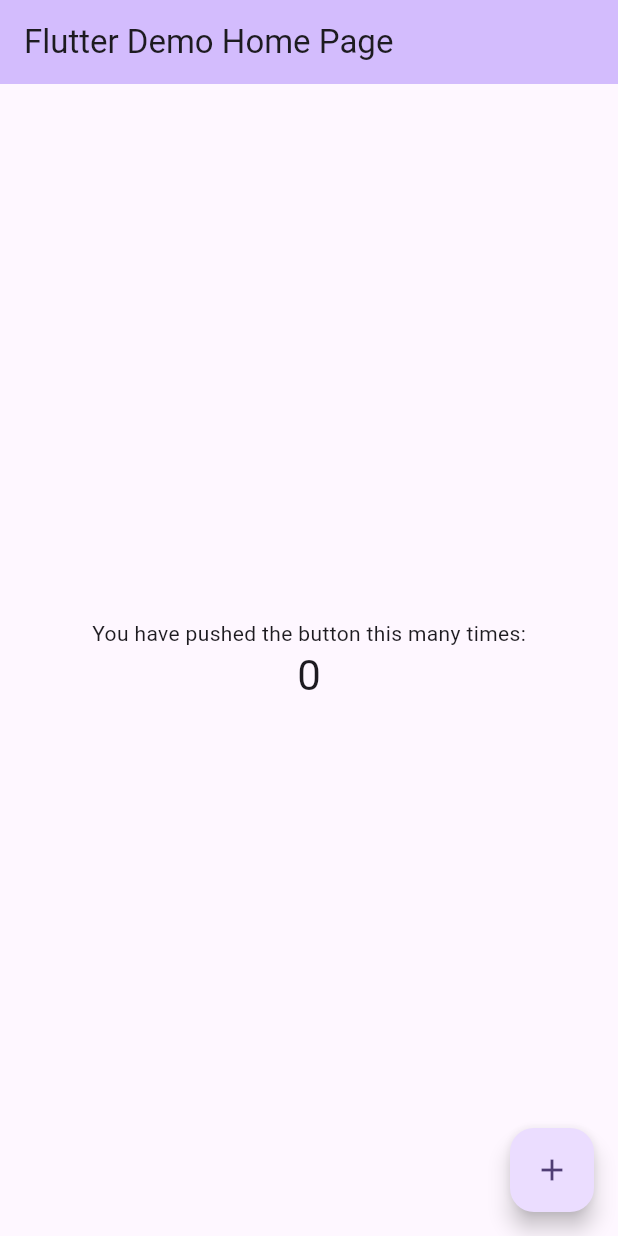
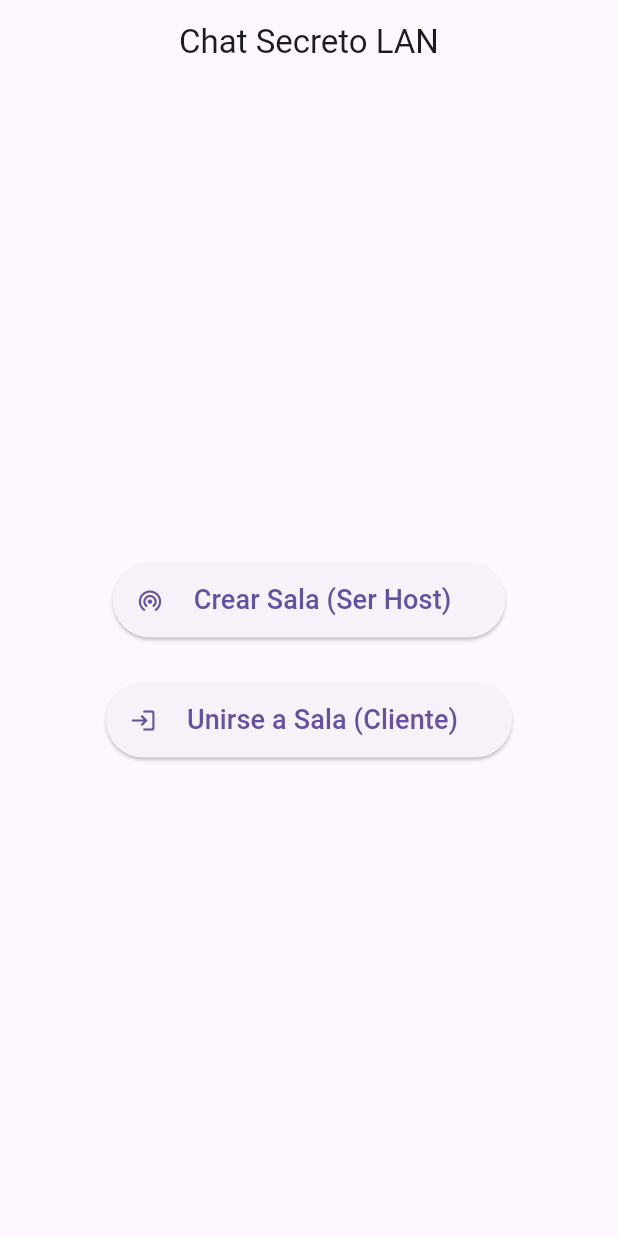
Before and after one commit to SebastianSKS/app-mensaje-bluetooth, a Flutter app: the screen it shows after launch, on a phone screen of 412 x 824 dp. Run offline on Flutter 3.47's test engine with Material 3 defaults, Android fonts, the phone set to English and light mode, and no system bars.

Commit message:
cambios en el main

```diff
--- a/chat_lan/lib/main.dart
+++ b/chat_lan/lib/main.dart
@@ -1,121 +1,201 @@
+import 'dart:io';
 import 'package:flutter/material.dart';
 
 void main() {
-  runApp(const MyApp());
+  runApp(const ChatLanApp());
 }
 
-class MyApp extends StatelessWidget {
-  const MyApp({super.key});
+class ChatLanApp extends StatelessWidget {
+  const ChatLanApp({super.key});
 
-  // This widget is the root of your application.
   @override
   Widget build(BuildContext context) {
     return MaterialApp(
-      title: 'Flutter Demo',
-      theme: ThemeData(
-        // This is the theme of your application.
-        //
-        // TRY THIS: Try running your application with "flutter run". You'll see
-        // the application has a purple toolbar. Then, without quitting the app,
-        // try changing the seedColor in the colorScheme below to Colors.green
-        // and then invoke "hot reload" (save your changes or press the "hot
-        // reload" button in a Flutter-supported IDE, or press "r" if you used
-        // the command line to start the app).
-        //
-        // Notice that the counter didn't reset back to zero; the application
-        // state is not lost during the reload. To reset the state, use hot
-        // restart instead.
-        //
-        // This works for code too, not just values: Most code changes can be
-        // tested with just a hot reload.
-        colorScheme: .fromSeed(seedColor: Colors.deepPurple),
-      ),
-      home: const MyHomePage(title: 'Flutter Demo Home Page'),
+      debugShowCheckedModeBanner: false,
+      title: 'Chat LAN',
+      theme: ThemeData(primarySwatch: Colors.blue),
+      home: const PantallaInicio(),
     );
   }
 }
 
-class MyHomePage extends StatefulWidget {
-  const MyHomePage({super.key, required this.title});
-
-  // This widget is the home page of your application. It is stateful, meaning
-  // that it has a State object (defined below) that contains fields that affect
-  // how it looks.
-
-  // This class is the configuration for the state. It holds the values (in this
-  // case the title) provided by the parent (in this case the App widget) and
-  // used by the build method of the State. Fields in a Widget subclass are
-  // always marked "final".
-
-  final String title;
+class PantallaInicio extends StatelessWidget {
+  const PantallaInicio({super.key});
 
   @override
-  State<MyHomePage> createState() => _MyHomePageState();
+  Widget build(BuildContext context) {
+    return Scaffold(
+      appBar: AppBar(title: const Text('Chat Secreto LAN'), centerTitle: true),
+      body: Center(
+        child: Column(
+          mainAxisAlignment: MainAxisAlignment.center,
+          children: [
+            ElevatedButton.icon(
+              onPressed: () {
+                // Navegamos a la pantalla del Host
+                Navigator.push(
+                  context,
+                  MaterialPageRoute(builder: (context) => const PantallaHost()),
+                );
+              },
+              icon: const Icon(Icons.wifi_tethering),
+              label: const Padding(
+                padding: EdgeInsets.all(12.0),
+                child: Text(
+                  'Crear Sala (Ser Host)',
+                  style: TextStyle(fontSize: 18),
+                ),
+              ),
+            ),
+            const SizedBox(height: 30),
+            ElevatedButton.icon(
+              onPressed: () {
+                // Todavía no hacemos esta pantalla, por ahora solo imprime en consola
+                print("Próximamente: Pantalla para unirse");
+              },
+              icon: const Icon(Icons.login),
+              label: const Padding(
+                padding: EdgeInsets.all(12.0),
+                child: Text(
+                  'Unirse a Sala (Cliente)',
+                  style: TextStyle(fontSize: 18),
+                ),
+              ),
+            ),
+          ],
+        ),
+      ),
+    );
+  }
 }
 
-class _MyHomePageState extends State<MyHomePage> {
-  int _counter = 0;
+// ==========================================
+// PANTALLA DEL HOST (EL SERVIDOR LOCAL)
+// ==========================================
 
-  void _incrementCounter() {
+class PantallaHost extends StatefulWidget {
+  const PantallaHost({super.key});
+
+  @override
+  State<PantallaHost> createState() => _PantallaHostState();
+}
+
+class _PantallaHostState extends State<PantallaHost> {
+  ServerSocket? _serverSocket;
+  String _ipLocal = "Buscando IP...";
+  List<String> _mensajes = [];
+  List<Socket> _clientesConectados = [];
+
+  @override
+  void initState() {
+    super.initState();
+    _iniciarServidor();
+  }
+
+  Future<void> _iniciarServidor() async {
+    try {
+      // 1. Buscar la IP local del dispositivo
+      for (var interface in await NetworkInterface.list()) {
+        for (var addr in interface.addresses) {
+          if (addr.type == InternetAddressType.IPv4 && !addr.isLoopback) {
             setState(() {
-      // This call to setState tells the Flutter framework that something has
-      // changed in this State, which causes it to rerun the build method below
-      // so that the display can reflect the updated values. If we changed
-      // _counter without calling setState(), then the build method would not be
-      // called again, and so nothing would appear to happen.
-      _counter++;
+              _ipLocal = addr.address;
             });
+            break;
+          }
+        }
+      }
+
+      // 2. Levantar el servidor en el puerto 8080
+      _serverSocket = await ServerSocket.bind(InternetAddress.anyIPv4, 8080);
+
+      // 3. Quedarse escuchando a ver si alguien se conecta
+      _serverSocket!.listen((Socket cliente) {
+        setState(() {
+          _clientesConectados.add(cliente);
+          _mensajes.add("¡Alguien se ha conectado!");
+        });
+
+        // 4. Escuchar los mensajes que manda ese cliente
+        cliente.listen(
+          (List<int> data) {
+            String mensajeRecibido = String.fromCharCodes(data);
+            setState(() {
+              _mensajes.add("Amigo: $mensajeRecibido");
+            });
+
+            // Retransmitir el mensaje a los demás conectados
+            for (var c in _clientesConectados) {
+              if (c != cliente) {
+                c.write(mensajeRecibido);
+              }
+            }
+          },
+          onDone: () {
+            setState(() {
+              _clientesConectados.remove(cliente);
+              _mensajes.add("Alguien se desconectó.");
+            });
+          },
+        );
+      });
+    } catch (e) {
+      setState(() {
+        _ipLocal = "Error al iniciar servidor";
+        _mensajes.add(e.toString());
+      });
+    }
+  }
+
+  @override
+  void dispose() {
+    _serverSocket?.close();
+    for (var cliente in _clientesConectados) {
+      cliente.close();
+    }
+    super.dispose();
   }
 
   @override
   Widget build(BuildContext context) {
-    // This method is rerun every time setState is called, for instance as done
-    // by the _incrementCounter method above.
-    //
-    // The Flutter framework has been optimized to make rerunning build methods
-    // fast, so that you can just rebuild anything that needs updating rather
-    // than having to individually change instances of widgets.
     return Scaffold(
       appBar: AppBar(
-        // TRY THIS: Try changing the color here to a specific color (to
-        // Colors.amber, perhaps?) and trigger a hot reload to see the AppBar
-        // change color while the other colors stay the same.
-        backgroundColor: Theme.of(context).colorScheme.inversePrimary,
-        // Here we take the value from the MyHomePage object that was created by
-        // the App.build method, and use it to set our appbar title.
-        title: Text(widget.title),
+        title: const Text('Sala del Host'),
+        backgroundColor: Colors.green,
       ),
-      body: Center(
-        // Center is a layout widget. It takes a single child and positions it
-        // in the middle of the parent.
+      body: Column(
+        children: [
+          Container(
+            padding: const EdgeInsets.all(16),
+            color: Colors.green.shade100,
+            width: double.infinity,
             child: Column(
-          // Column is also a layout widget. It takes a list of children and
-          // arranges them vertically. By default, it sizes itself to fit its
-          // children horizontally, and tries to be as tall as its parent.
-          //
-          // Column has various properties to control how it sizes itself and
-          // how it positions its children. Here we use mainAxisAlignment to
-          // center the children vertically; the main axis here is the vertical
-          // axis because Columns are vertical (the cross axis would be
-          // horizontal).
-          //
-          // TRY THIS: Invoke "debug painting" (choose the "Toggle Debug Paint"
-          // action in the IDE, or press "p" in the console), to see the
-          // wireframe for each widget.
-          mainAxisAlignment: .center,
               children: [
-            const Text('You have pushed the button this many times:'),
+                const Text(
+                  'Pide a tus amigos que se conecten a esta IP:',
+                  style: TextStyle(fontWeight: FontWeight.bold),
+                ),
+                const SizedBox(height: 10),
                 Text(
-              '$_counter',
-              style: Theme.of(context).textTheme.headlineMedium,
+                  _ipLocal,
+                  style: const TextStyle(fontSize: 32, color: Colors.green),
                 ),
+                const Text('Puerto: 8080', style: TextStyle(fontSize: 16)),
               ],
             ),
           ),
-      floatingActionButton: FloatingActionButton(
-        onPressed: _incrementCounter,
-        tooltip: 'Increment',
-        child: const Icon(Icons.add),
+          Expanded(
+            child: ListView.builder(
+              itemCount: _mensajes.length,
+              itemBuilder: (context, index) {
+                return ListTile(
+                  title: Text(_mensajes[index]),
+                  leading: const Icon(Icons.message, color: Colors.green),
+                );
+              },
+            ),
+          ),
+        ],
       ),
     );
   }
```
Lines whose indentation alone changed are shown as unchanged.
